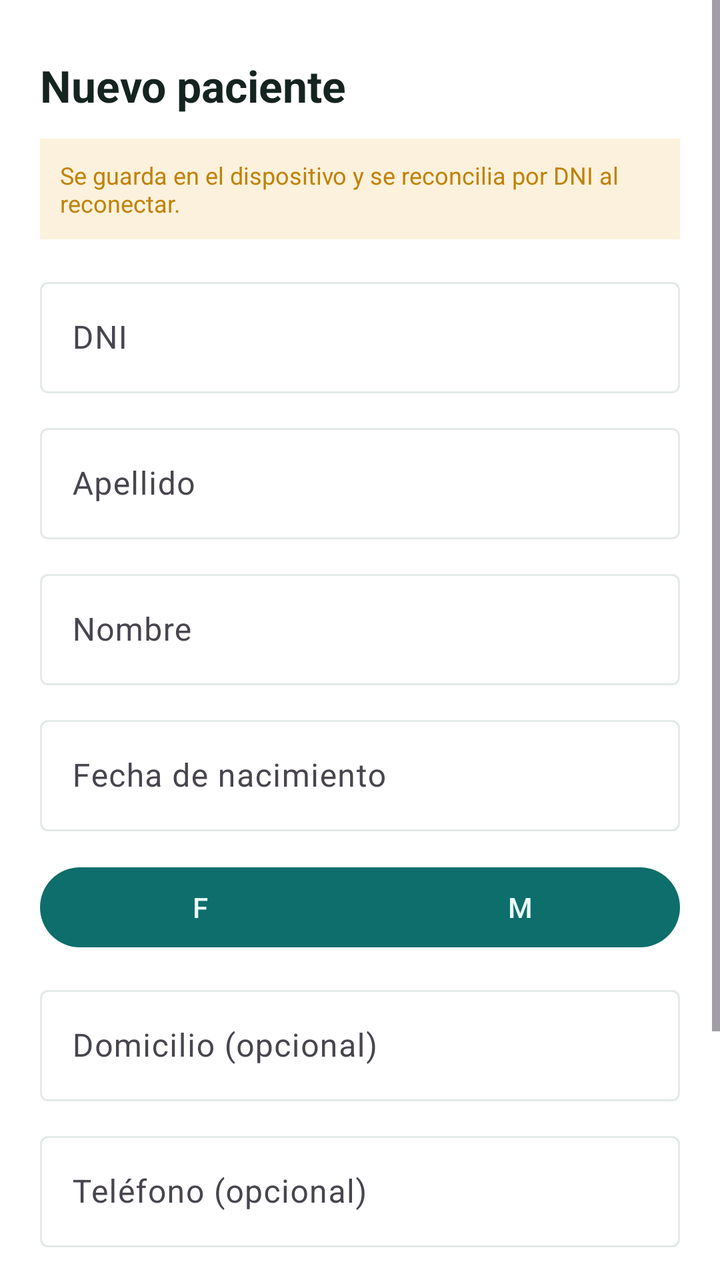
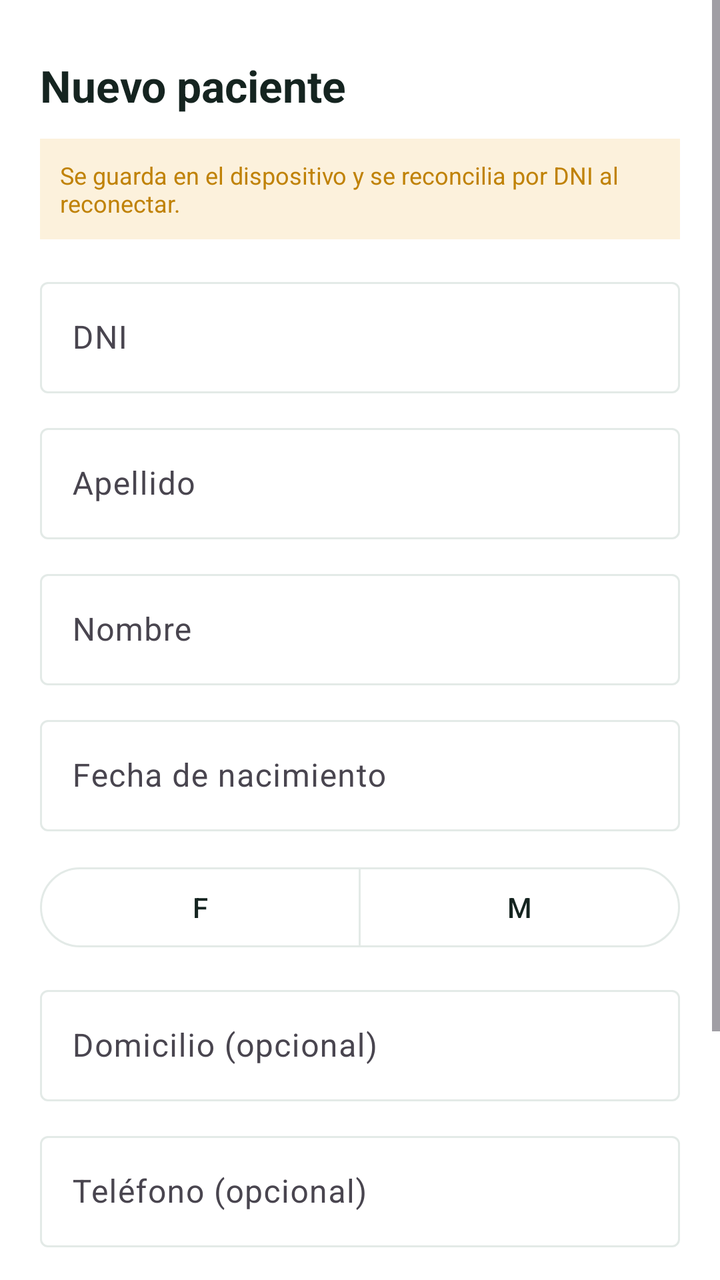

Compare the two renders of this Android layout. The source of the first and the diff that turns it into the second are given below.
<!-- AndroidManifest.xml: application theme Theme.RegistrosAtenciones -->
<!-- res/layout/activity_alta_paciente.xml -->
<?xml version="1.0" encoding="utf-8"?>
<ScrollView xmlns:android="http://schemas.android.com/apk/res/android"
    xmlns:app="http://schemas.android.com/apk/res-auto"
    xmlns:tools="http://schemas.android.com/tools"
    android:layout_width="match_parent"
    android:layout_height="match_parent"
    android:background="?attr/colorSurface"
    android:fillViewport="true">

<androidx.constraintlayout.widget.ConstraintLayout
    android:layout_width="match_parent"
    android:layout_height="wrap_content"
    android:padding="20dp"
    tools:context=".ui.altapaciente.AltaPacienteActivity">

    <TextView
        android:id="@+id/tvTitulo"
        android:layout_width="0dp"
        android:layout_height="wrap_content"
        android:layout_marginTop="8dp"
        android:text="Nuevo paciente"
        android:textColor="?attr/colorOnSurface"
        android:textSize="22sp"
        android:textStyle="bold"
        app:layout_constraintEnd_toEndOf="parent"
        app:layout_constraintStart_toStartOf="parent"
        app:layout_constraintTop_toTopOf="parent" />

    <TextView
        android:id="@+id/tvNota"
        android:layout_width="0dp"
        android:layout_height="wrap_content"
        android:layout_marginTop="12dp"
        android:background="@color/color_pending_bg"
        android:padding="10dp"
        android:text="Se guarda en el dispositivo y se reconcilia por DNI al reconectar."
        android:textColor="@color/color_pending"
        android:textSize="12sp"
        app:layout_constraintEnd_toEndOf="parent"
        app:layout_constraintStart_toStartOf="parent"
        app:layout_constraintTop_toBottomOf="@id/tvTitulo" />

    <com.google.android.material.textfield.TextInputLayout
        android:id="@+id/tilDni"
        style="@style/Widget.Material3.TextInputLayout.OutlinedBox"
        android:layout_width="0dp"
        android:layout_height="wrap_content"
        android:layout_marginTop="16dp"
        android:hint="DNI"
        app:layout_constraintEnd_toEndOf="parent"
        app:layout_constraintStart_toStartOf="parent"
        app:layout_constraintTop_toBottomOf="@id/tvNota">

        <com.google.android.material.textfield.TextInputEditText
            android:id="@+id/etDni"
            android:layout_width="match_parent"
            android:layout_height="wrap_content"
            android:inputType="number" />
    </com.google.android.material.textfield.TextInputLayout>

    <com.google.android.material.textfield.TextInputLayout
        android:id="@+id/tilApellido"
        style="@style/Widget.Material3.TextInputLayout.OutlinedBox"
        android:layout_width="0dp"
        android:layout_height="wrap_content"
        android:layout_marginTop="12dp"
        android:hint="Apellido"
        app:layout_constraintEnd_toEndOf="parent"
        app:layout_constraintStart_toStartOf="parent"
        app:layout_constraintTop_toBottomOf="@id/tilDni">

        <com.google.android.material.textfield.TextInputEditText
            android:id="@+id/etApellido"
            android:layout_width="match_parent"
            android:layout_height="wrap_content"
            android:inputType="textPersonName" />
    </com.google.android.material.textfield.TextInputLayout>

    <com.google.android.material.textfield.TextInputLayout
        android:id="@+id/tilNombre"
        style="@style/Widget.Material3.TextInputLayout.OutlinedBox"
        android:layout_width="0dp"
        android:layout_height="wrap_content"
        android:layout_marginTop="12dp"
        android:hint="Nombre"
        app:layout_constraintEnd_toEndOf="parent"
        app:layout_constraintStart_toStartOf="parent"
        app:layout_constraintTop_toBottomOf="@id/tilApellido">

        <com.google.android.material.textfield.TextInputEditText
            android:id="@+id/etNombre"
            android:layout_width="match_parent"
            android:layout_height="wrap_content"
            android:inputType="textPersonName" />
    </com.google.android.material.textfield.TextInputLayout>

    <com.google.android.material.textfield.TextInputLayout
        android:id="@+id/tilFechaNacimiento"
        style="@style/Widget.Material3.TextInputLayout.OutlinedBox"
        android:layout_width="0dp"
        android:layout_height="wrap_content"
        android:layout_marginTop="12dp"
        android:hint="Fecha de nacimiento"
        app:layout_constraintEnd_toEndOf="parent"
        app:layout_constraintStart_toStartOf="parent"
        app:layout_constraintTop_toBottomOf="@id/tilNombre">

        <com.google.android.material.textfield.TextInputEditText
            android:id="@+id/etFechaNacimiento"
            android:layout_width="match_parent"
            android:layout_height="wrap_content"
            android:focusable="false"
            android:inputType="none" />
    </com.google.android.material.textfield.TextInputLayout>

    <com.google.android.material.button.MaterialButtonToggleGroup
        android:id="@+id/toggleSexo"
        android:layout_width="0dp"
        android:layout_height="wrap_content"
        android:layout_marginTop="14dp"
        app:layout_constraintEnd_toEndOf="parent"
        app:layout_constraintStart_toStartOf="parent"
        app:layout_constraintTop_toBottomOf="@id/tilFechaNacimiento"
        app:selectionRequired="false"
        app:singleSelection="true">

        <com.google.android.material.button.MaterialButton
            android:id="@+id/btnSexoF"
            android:layout_width="0dp"
            android:layout_height="wrap_content"
            android:layout_weight="1"
            android:text="F" />

        <com.google.android.material.button.MaterialButton
            android:id="@+id/btnSexoM"
            android:layout_width="0dp"
            android:layout_height="wrap_content"
            android:layout_weight="1"
            android:text="M" />
    </com.google.android.material.button.MaterialButtonToggleGroup>

    <com.google.android.material.textfield.TextInputLayout
        android:id="@+id/tilDomicilio"
        style="@style/Widget.Material3.TextInputLayout.OutlinedBox"
        android:layout_width="0dp"
        android:layout_height="wrap_content"
        android:layout_marginTop="12dp"
        android:hint="Domicilio (opcional)"
        app:layout_constraintEnd_toEndOf="parent"
        app:layout_constraintStart_toStartOf="parent"
        app:layout_constraintTop_toBottomOf="@id/toggleSexo">

        <com.google.android.material.textfield.TextInputEditText
            android:id="@+id/etDomicilio"
            android:layout_width="match_parent"
            android:layout_height="wrap_content"
            android:inputType="textPostalAddress" />
    </com.google.android.material.textfield.TextInputLayout>

    <com.google.android.material.textfield.TextInputLayout
        android:id="@+id/tilTelefono"
        style="@style/Widget.Material3.TextInputLayout.OutlinedBox"
        android:layout_width="0dp"
        android:layout_height="wrap_content"
        android:layout_marginTop="12dp"
        android:hint="Teléfono (opcional)"
        app:layout_constraintEnd_toEndOf="parent"
        app:layout_constraintStart_toStartOf="parent"
        app:layout_constraintTop_toBottomOf="@id/tilDomicilio">

        <com.google.android.material.textfield.TextInputEditText
            android:id="@+id/etTelefono"
            android:layout_width="match_parent"
            android:layout_height="wrap_content"
            android:inputType="phone" />
    </com.google.android.material.textfield.TextInputLayout>

    <com.google.android.material.textfield.TextInputLayout
        android:id="@+id/tilObraSocial"
        style="@style/Widget.Material3.TextInputLayout.OutlinedBox"
        android:layout_width="0dp"
        android:layout_height="wrap_content"
        android:layout_marginTop="12dp"
        android:hint="Obra social (opcional)"
        app:layout_constraintEnd_toEndOf="parent"
        app:layout_constraintStart_toStartOf="parent"
        app:layout_constraintTop_toBottomOf="@id/tilTelefono">

        <com.google.android.material.textfield.TextInputEditText
            android:id="@+id/etObraSocial"
            android:layout_width="match_parent"
            android:layout_height="wrap_content"
            android:inputType="text" />
    </com.google.android.material.textfield.TextInputLayout>

    <com.google.android.material.button.MaterialButton
        android:id="@+id/btnGuardar"
        android:layout_width="0dp"
        android:layout_height="wrap_content"
        android:layout_marginTop="20dp"
        android:paddingTop="14dp"
        android:paddingBottom="14dp"
        android:text="Guardar paciente"
        android:textSize="16sp"
        app:layout_constraintEnd_toEndOf="parent"
        app:layout_constraintStart_toStartOf="parent"
        app:layout_constraintTop_toBottomOf="@id/tilObraSocial" />

</androidx.constraintlayout.widget.ConstraintLayout>
</ScrollView>
<!-- resources referenced by this layout -->
<resources>
  <color name="color_pending">#C08207</color>
  <color name="color_pending_bg">#FCF1DC</color>
  <style name="Theme.RegistrosAtenciones" parent="Base.Theme.RegistrosAtenciones" />
  <style name="Base.Theme.RegistrosAtenciones" parent="Theme.Material3.DayNight.NoActionBar">
          <item name="colorPrimary">@color/color_brand</item>
          <item name="colorOnPrimary">@color/color_on_brand</item>
          <item name="colorPrimaryContainer">@color/color_brand_dark</item>
          <item name="colorOnPrimaryContainer">@color/color_on_brand</item>
          <item name="colorSecondary">@color/color_accent</item>
          <item name="colorOnSecondary">@color/color_on_brand</item>
          <item name="android:colorBackground">@color/color_ground</item>
          <item name="colorSurface">@color/color_surface</item>
          <item name="colorOnSurface">@color/color_ink</item>
          <item name="colorOutline">@color/color_line</item>
      </style>
  <color name="color_brand">#0E6E6B</color>
  <color name="color_on_brand">#EAFBF7</color>
  <color name="color_brand_dark">#0A5350</color>
  <color name="color_accent">#12B3A0</color>
  <color name="color_ground">#EDF3F1</color>
  <color name="color_surface">#FFFFFF</color>
  <color name="color_ink">#152420</color>
  <color name="color_line">#E3EAE7</color>
</resources>

<!-- the commit's change to res/layout/activity_alta_paciente.xml (unified diff, before → after) -->
@@ -126,6 +126,7 @@
 
         <com.google.android.material.button.MaterialButton
             android:id="@+id/btnSexoF"
+            style="@style/Widget.Material3.Button.OutlinedButton"
             android:layout_width="0dp"
             android:layout_height="wrap_content"
             android:layout_weight="1"
@@ -133,6 +134,7 @@
 
         <com.google.android.material.button.MaterialButton
             android:id="@+id/btnSexoM"
+            style="@style/Widget.Material3.Button.OutlinedButton"
             android:layout_width="0dp"
             android:layout_height="wrap_content"
             android:layout_weight="1"
